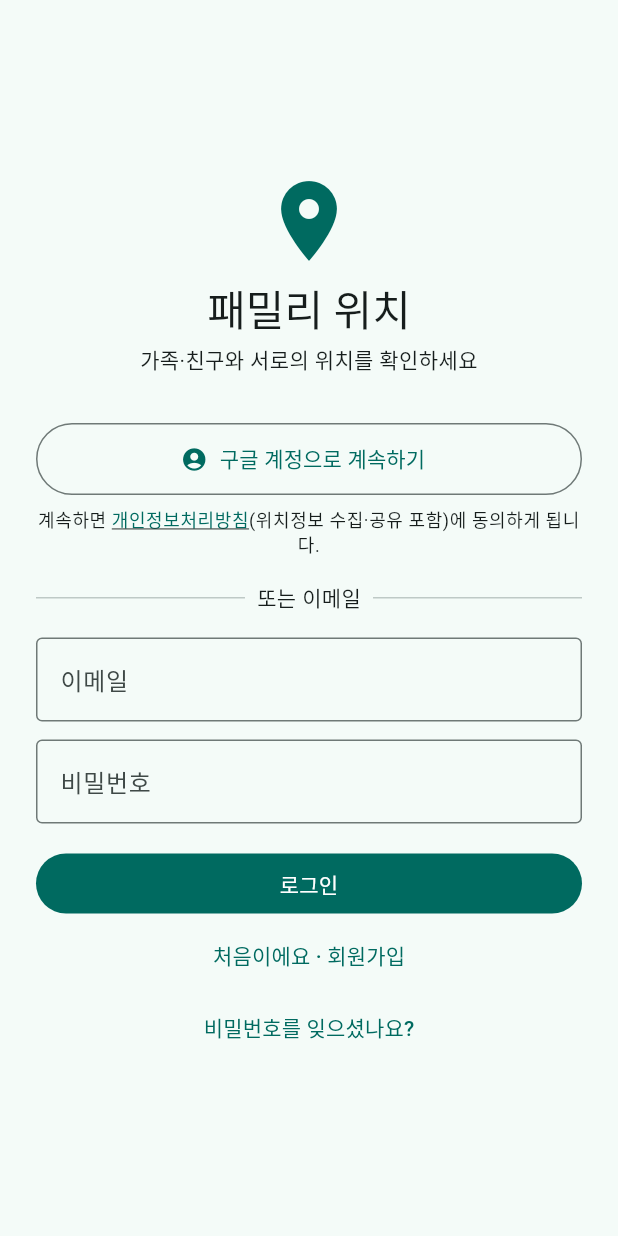
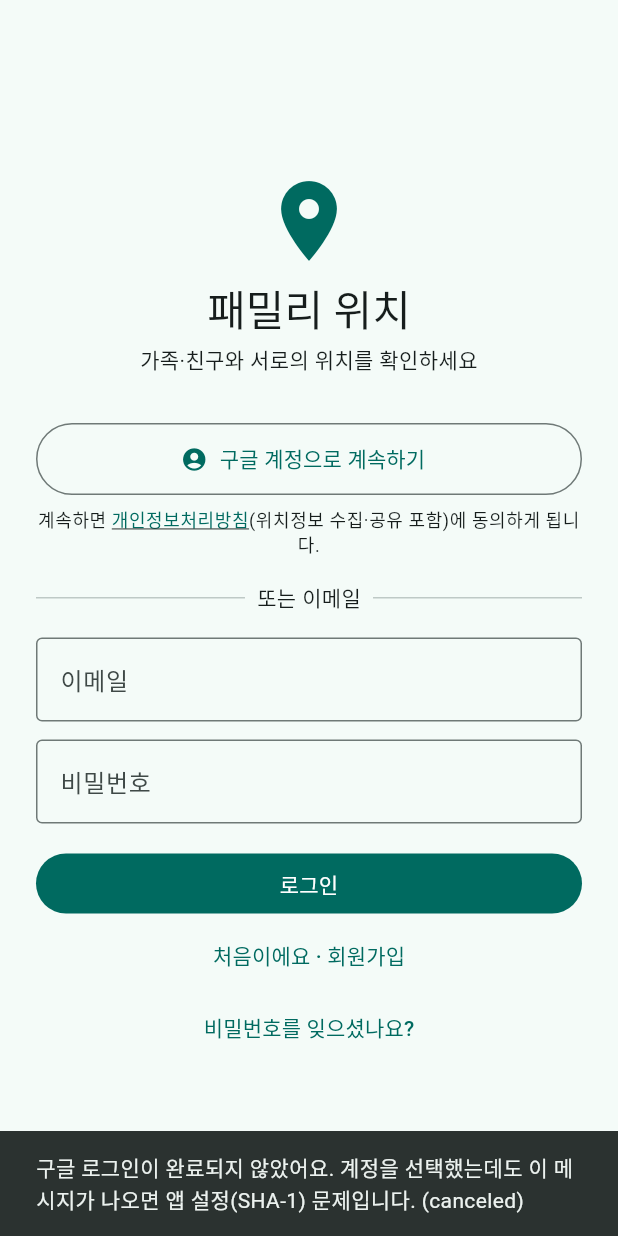
Before and after one commit to happyfamily1984/isharing, a Flutter app: the screen it shows after launch, after a tap on "구글 계정으로 계속하기", on a phone screen of 412 x 824 dp. Run offline on Flutter 3.47's test engine with Material 3 defaults, Android fonts, the phone set to English and light mode, and no system bars; our stand-ins replace battery_plus, cloud_firestore, cloud_functions, firebase_auth, firebase_core, firebase_messaging and 4 more; accounts and stored records are empty.

Commit message:
Show Google sign-in failures instead of silently ignoring them
On Android, a missing or mismatched SHA-1 in Firebase surfaces as a
"canceled" credential error, which the login screen swallowed, so the
button looked unresponsive. Always show the error with its code and
description, keep it on screen longer, and show a spinner while the
Google sign-in is in progress.

Co-Authored-By: Claude Opus 5.5 <noreply@anthropic.com>
Claude-Session: https://claude.ai/code/session_01UPez8zv5pFqjgFmxrXEkqB

```diff
--- a/app/lib/screens/login_screen.dart
+++ b/app/lib/screens/login_screen.dart
@@ -70,7 +70,7 @@ class _LoginScreenState extends State<LoginScreen> {
     try {
       await AuthService.signInWithGoogle();
     } catch (e) {
-      if (!Backend.isCancel(e)) _show(Backend.errorMessage(e));
+      _show(Backend.errorMessage(e));
     } finally {
       if (mounted) setState(() => _busy = false);
     }
@@ -78,7 +78,8 @@ class _LoginScreenState extends State<LoginScreen> {
 
   void _show(String msg) {
     if (!mounted) return;
-    ScaffoldMessenger.of(context).showSnackBar(SnackBar(content: Text(msg)));
+    ScaffoldMessenger.of(context).showSnackBar(
+        SnackBar(content: Text(msg), duration: const Duration(seconds: 8)));
   }
 
   @override
@@ -104,7 +105,10 @@ class _LoginScreenState extends State<LoginScreen> {
                   const SizedBox(height: 32),
                   OutlinedButton.icon(
                     onPressed: _busy ? null : _google,
-                    icon: const Icon(Icons.account_circle),
+                    icon: _busy
+                        ? const SizedBox(
+                            height: 18, width: 18, child: CircularProgressIndicator(strokeWidth: 2))
+                        : const Icon(Icons.account_circle),
                     label: const Text('구글 계정으로 계속하기'),
                     style: OutlinedButton.styleFrom(minimumSize: const Size.fromHeight(48)),
                   ),
--- a/app/lib/screens/settings_screen.dart
+++ b/app/lib/screens/settings_screen.dart
@@ -90,9 +90,7 @@ class SettingsScreen extends StatelessWidget {
       await AuthService.deleteAccount(password: password);
       navigator.popUntil((r) => r.isFirst);
     } catch (e) {
-      if (!Backend.isCancel(e)) {
-        messenger.showSnackBar(SnackBar(content: Text(Backend.errorMessage(e))));
-      }
+      messenger.showSnackBar(SnackBar(content: Text(Backend.errorMessage(e))));
     }
   }
 
--- a/app/lib/services/backend.dart
+++ b/app/lib/services/backend.dart
@@ -22,16 +22,18 @@ class Backend {
     return Map<String, dynamic>.from(result.data);
   }
 
-  /// 사용자가 구글 로그인 창을 닫은 경우 (오류 메시지를 띄우지 않는다)
-  static bool isCancel(Object e) =>
-      e is GoogleSignInException &&
-      (e.code == GoogleSignInExceptionCode.canceled ||
-          e.code == GoogleSignInExceptionCode.interrupted);
-
   /// 함수/인증 오류를 사용자에게 보여줄 문장으로 바꾼다.
   static String errorMessage(Object e) {
     if (e is GoogleSignInException) {
-      return '구글 로그인에 실패했습니다. (${e.code.name})';
+      // Firebase 에 SHA-1 이 없거나 맞지 않아도 Android 는 '취소(canceled)'로 알려주므로
+      // 취소도 숨기지 않고 원인 확인용 정보와 함께 보여준다.
+      final detail = [e.code.name, if (e.description != null) e.description].join(': ');
+      if (e.code == GoogleSignInExceptionCode.canceled ||
+          e.code == GoogleSignInExceptionCode.interrupted) {
+        return '구글 로그인이 완료되지 않았어요. 계정을 선택했는데도 이 메시지가 나오면 '
+            '앱 설정(SHA-1) 문제입니다. ($detail)';
+      }
+      return '구글 로그인에 실패했습니다. ($detail)';
     }
     if (e is FirebaseFunctionsException) return e.message ?? '요청을 처리하지 못했습니다.';
     if (e is FirebaseAuthException) {
```
